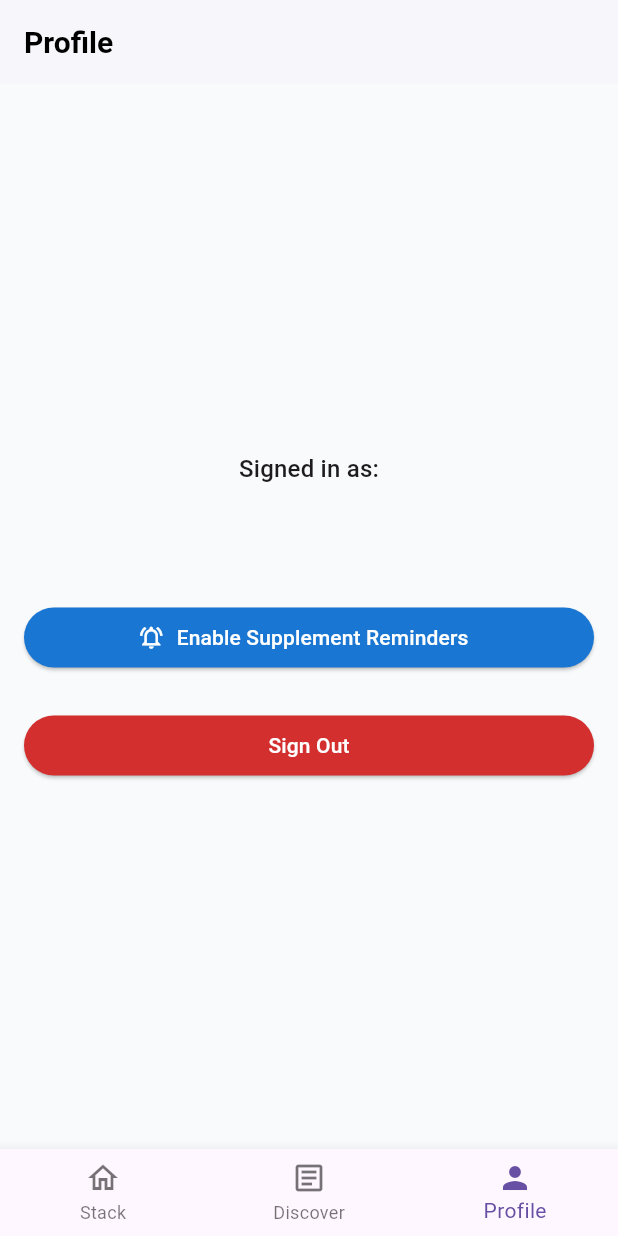
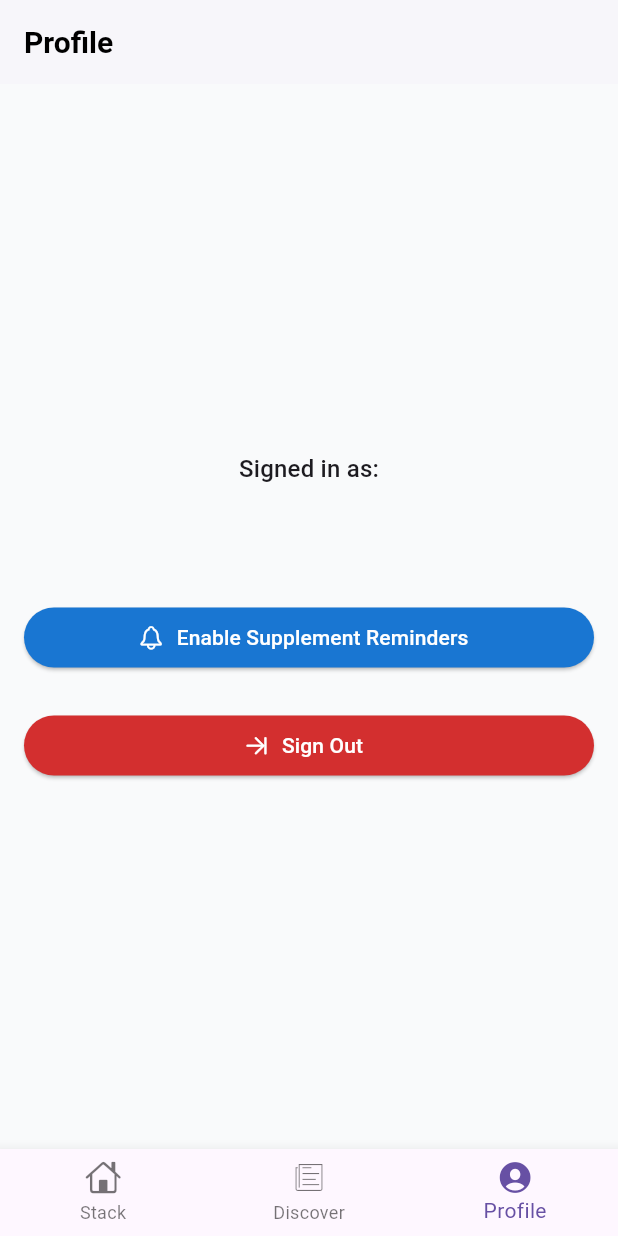
Before and after one commit to DogeDevYT/Suppstack, a Flutter app: the screen it shows once a user with an empty profile is signed in, item 3 of the bottom bar chosen, after a tap on "Sign Out", on a phone screen of 412 x 824 dp. Run offline on Flutter 3.47's test engine with Material 3 defaults, Android fonts, the light colour scheme and no system bars; our stand-ins replace firebase_core, firebase_messaging, flutter_dotenv, flutter_local_notifications, google_sign_in, image_picker and 3 more; accounts and stored records are empty; generated files the repository leaves out were written again; network calls fail.

Commit message:
Update App to use cupertino icons
Update app to use cupertino icons in certain places I think I'm lowkey done with this very soon.

```diff
--- a/lib/components/supplement_card.dart
+++ b/lib/components/supplement_card.dart
@@ -1,4 +1,5 @@
 import 'package:flutter/material.dart';
+import 'package:flutter/cupertino.dart';
 
 class SupplementCard extends StatelessWidget {
   final String brandName;
@@ -79,7 +80,7 @@ class SupplementCard extends StatelessWidget {
                 ),
               ),
               // Arrow icon on the right
-              const Icon(Icons.chevron_right, color: Colors.grey),
+              const Icon(CupertinoIcons.chevron_right, color: Colors.grey),
             ],
           ),
         ),
--- a/lib/screens/add_supplement_page.dart
+++ b/lib/screens/add_supplement_page.dart
@@ -1,6 +1,7 @@
 import 'package:flutter/material.dart';
 import 'package:supabase_flutter/supabase_flutter.dart';
 import 'dart:async'; // For debounce timer
+import 'package:flutter/cupertino.dart';
 
 final supabase = Supabase.instance.client;
 
@@ -99,7 +100,7 @@ class _AddSupplementPageState extends State<AddSupplementPage> {
               decoration: const InputDecoration(
                 labelText: 'Search the supplement database...',
                 border: OutlineInputBorder(),
-                prefixIcon: Icon(Icons.search),
+                prefixIcon: Icon(CupertinoIcons.search),
               ),
             ),
           ),
--- a/lib/screens/home_page.dart
+++ b/lib/screens/home_page.dart
@@ -3,6 +3,7 @@ import 'package:supabase_flutter/supabase_flutter.dart';
 import 'add_supplement_page.dart';
 import 'supplement_detail_page.dart';
 import '../components/supplement_card.dart';
+import 'package:flutter/cupertino.dart';
 
 final supabase = Supabase.instance.client;
 
@@ -133,7 +134,7 @@ class _HomePageState extends State<HomePage> {
             MaterialPageRoute(builder: (context) => const AddSupplementPage()),
           ).then((_) => _fetchStack());
         },
-        child: const Icon(Icons.add),
+        child: const Icon(CupertinoIcons.add),
       ),
     );
   }
--- a/lib/screens/main_layout.dart
+++ b/lib/screens/main_layout.dart
@@ -2,6 +2,7 @@ import 'package:flutter/material.dart';
 import 'home_page.dart';
 import 'news_feed_page.dart';
 import 'profile_page.dart';
+import 'package:flutter/cupertino.dart';
 
 class MainLayout extends StatefulWidget {
   const MainLayout({Key? key}) : super(key: key);
@@ -32,18 +33,18 @@ class _MainLayoutState extends State<MainLayout> {
         onTap: (index) => setState(() => _currentIndex = index),
         items: const [
           BottomNavigationBarItem(
-            icon: Icon(Icons.home_outlined),
-            activeIcon: Icon(Icons.home),
+            icon: Icon(CupertinoIcons.house),
+            activeIcon: Icon(CupertinoIcons.house_fill),
             label: 'Stack',
           ),
           BottomNavigationBarItem(
-            icon: Icon(Icons.article_outlined),
-            activeIcon: Icon(Icons.article),
+            icon: Icon(CupertinoIcons.news),
+            activeIcon: Icon(CupertinoIcons.news_solid),
             label: 'Discover',
           ),
           BottomNavigationBarItem(
-            icon: Icon(Icons.person_outline),
-            activeIcon: Icon(Icons.person),
+            icon: Icon(CupertinoIcons.person_crop_circle),
+            activeIcon: Icon(CupertinoIcons.person_crop_circle_fill),
             label: 'Profile',
           ),
         ],
--- a/lib/screens/profile_page.dart
+++ b/lib/screens/profile_page.dart
@@ -1,6 +1,7 @@
 import 'package:flutter/material.dart';
 import 'package:supabase_flutter/supabase_flutter.dart';
 import 'package:firebase_messaging/firebase_messaging.dart';
+import 'package:flutter/cupertino.dart';
 
 final supabase = Supabase.instance.client;
 
@@ -81,7 +82,7 @@ class _ProfilePageState extends State<ProfilePage> {
             // --- New Button to Setup Notifications ---
             ElevatedButton.icon(
               onPressed: _isLoading ? null : _setupPushNotifications,
-              icon: const Icon(Icons.notifications_active_outlined),
+              icon: const Icon(CupertinoIcons.bell),
               label: Text(_isLoading ? 'Setting Up...' : 'Enable Supplement Reminders'),
               style: ElevatedButton.styleFrom(
                 backgroundColor: Colors.blue.shade700,
@@ -91,13 +92,14 @@ class _ProfilePageState extends State<ProfilePage> {
 
             const SizedBox(height: 24),
 
-            ElevatedButton(
+            ElevatedButton.icon(
               onPressed: () => supabase.auth.signOut(),
+              icon: const Icon(CupertinoIcons.arrow_right_to_line),
               style: ElevatedButton.styleFrom(
                 backgroundColor: Colors.red.shade700,
                 foregroundColor: Colors.white,
               ),
-              child: const Text('Sign Out'),
+              label: const Text('Sign Out'),
             ),
           ],
         ),
--- a/lib/screens/supplement_detail_page.dart
+++ b/lib/screens/supplement_detail_page.dart
@@ -3,6 +3,7 @@ import 'package:supabase_flutter/supabase_flutter.dart';
 import '../components/reminder_setter.dart';
 import '../components/update_dosage_component.dart';
 import '../components/image_uploader.dart';
+import 'package:flutter/cupertino.dart';
 
 final supabase = Supabase.instance.client;
 
@@ -133,7 +134,7 @@ class _SupplementDetailPageState extends State<SupplementDetailPage> {
               const SizedBox(height: 24),
               ElevatedButton.icon(
                 onPressed: () => _removeSupplement(supplementName),
-                icon: const Icon(Icons.delete_outline),
+                icon: const Icon(CupertinoIcons.delete),
                 label: const Text('Remove from Stack'),
                 style: ElevatedButton.styleFrom(
                   backgroundColor: Colors.red.shade700,
```
